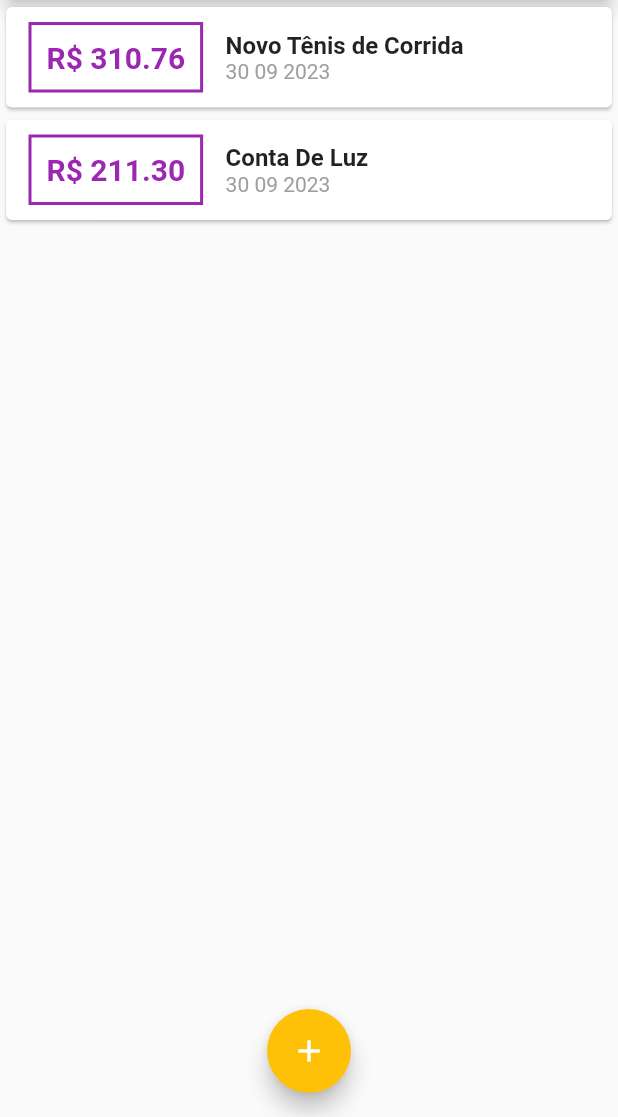
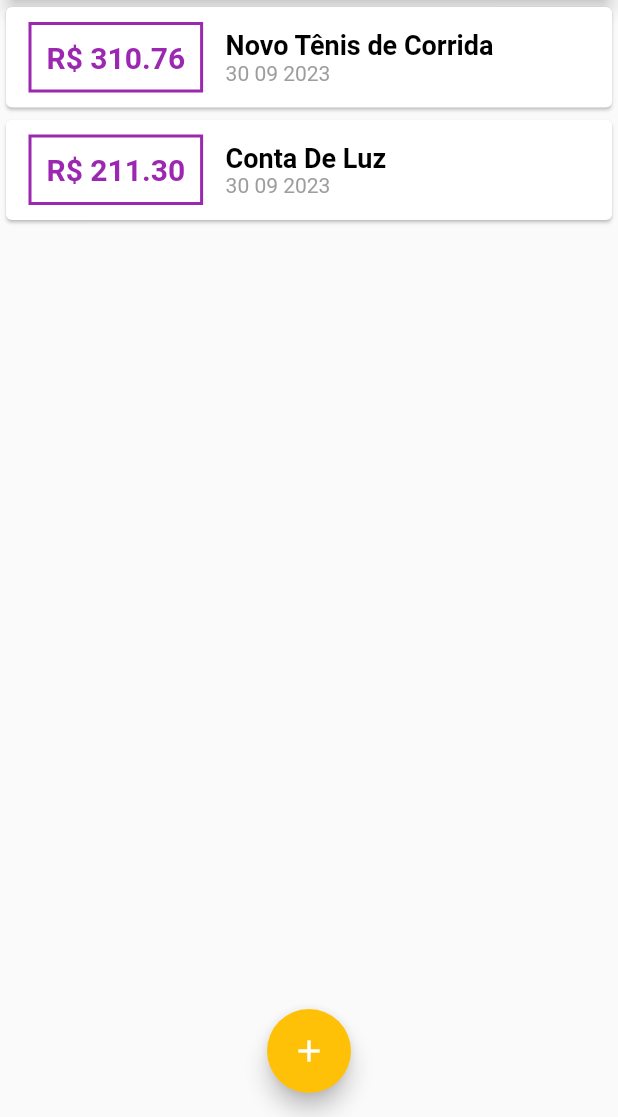
Before and after one commit to TewSantos/App_Despesas, a Flutter app: the screen it shows after launch, on a phone screen of 412 x 824 dp, the part 119-1236 px from its top. Run offline on Flutter 3.47's test engine with Material 2 defaults, Android fonts, the phone set to English and light mode, and no system bars; Roboto replaces fonts that are missing (OpenSans).

Commit message:
Personalizando Fontes

```diff
--- a/lib/components/transaction_list.dart
+++ b/lib/components/transaction_list.dart
@@ -44,11 +44,8 @@ class TransactionList extends StatelessWidget{
                       children:[
                         Text(
                           tr.title,
-                        style: const TextStyle(
-                          fontWeight: FontWeight.bold,
-                            fontSize: 16,
-                        )
-                        ),
+                        style: Theme.of(context).textTheme.headline6,
+                         ),
                       Text(
                         DateFormat('d MM y').format (tr.date),
                         style: const TextStyle(
```
Also changed, not shown: pubspec.yaml (+11 -6 lines), assets/fonts/OpenSans-Bold.ttf (added), assets/fonts/OpenSans-Regular.ttf (added), assets/fonts/Quicksand-Bold.ttf (added), assets/fonts/Quicksand-Light.ttf (added), assets/fonts/Quicksand-Medium.ttf (added), assets/fonts/Quicksand-Regular.ttf (added).
